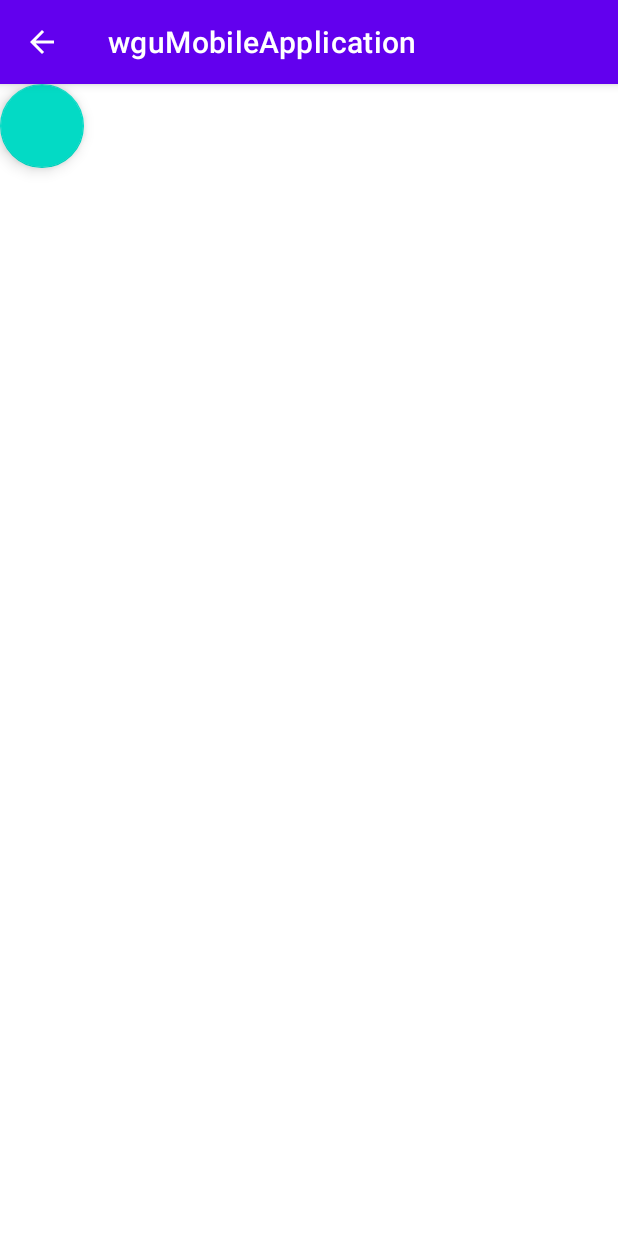
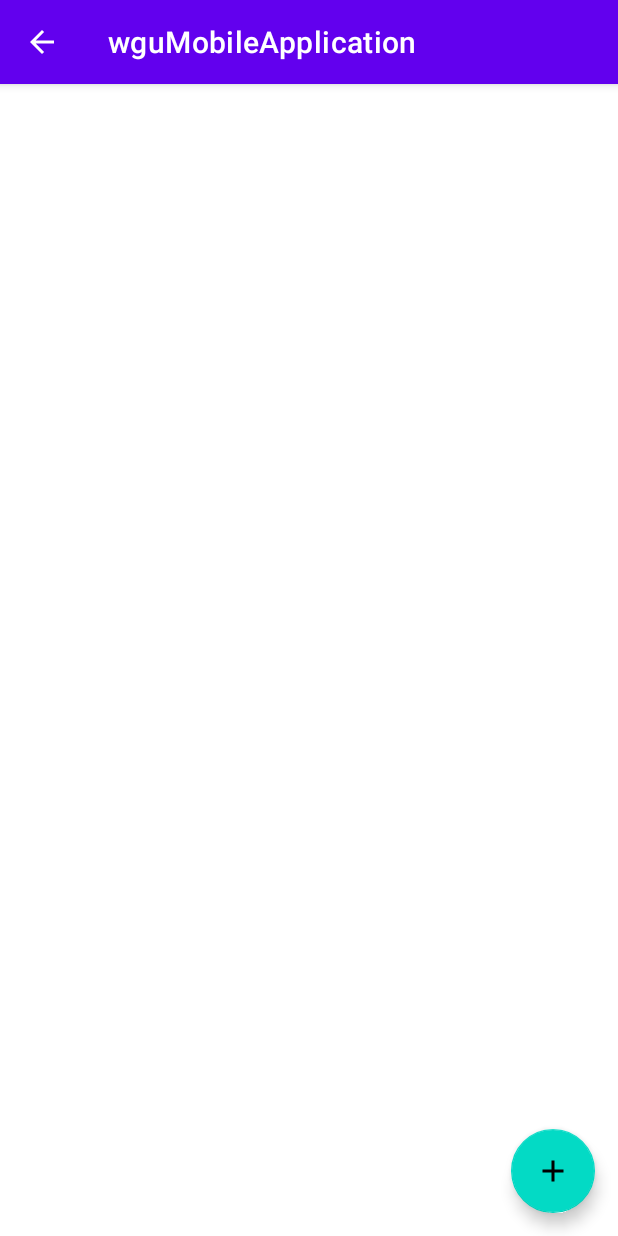
Before and after one commit to MikeWitten/wguMobileApplicationV2, an Android app: the TermsList screen opened directly, with no data from a screen before it, on a phone screen of 412 x 824 dp. Run offline under Robolectric (Android 15) with nearby library versions, the phone set to English and light mode, and no system bars; our stand-ins replace Room's generated code.

Commit message:
2nd Commit Added Terms List and Add Terms functionality. Fixed bug for null pointers in the database functions.

```diff
--- a/app/src/main/java/activities/AssessmentList.java
+++ b/app/src/main/java/activities/AssessmentList.java
@@ -53,7 +53,6 @@ public class AssessmentList extends AppCompatActivity implements AssessmentListA
     @Override
     public void onAssessmentClick(int position) {
         Assessment a = assessments.get(position);
-        System.out.println("title = " + a.assTitle);
         Intent intent = new Intent(AssessmentList.this, activities.AssessmentDetail.class);
         intent.putExtra ("assessment", a);
         startActivity(intent);
--- a/app/src/main/java/activities/MainActivity.java
+++ b/app/src/main/java/activities/MainActivity.java
@@ -39,6 +39,8 @@ public class MainActivity extends AppCompatActivity {
     }
 
     public void toTermsView(View view) {
+        Intent intent = new Intent(MainActivity.this, TermsList.class);
+        startActivity(intent);
     }
 
     public void toCoursesView(View view) {
--- a/app/src/main/java/activities/TermsList.java
+++ b/app/src/main/java/activities/TermsList.java
@@ -1,16 +1,59 @@
 package activities;
 
 import androidx.appcompat.app.AppCompatActivity;
+import androidx.recyclerview.widget.DividerItemDecoration;
+import androidx.recyclerview.widget.LinearLayoutManager;
+import androidx.recyclerview.widget.RecyclerView;
 
+import android.content.Intent;
 import android.os.Bundle;
+import android.view.View;
+import android.widget.Toast;
 
 import com.wittenPortfolio.R;
 
-public class TermsList extends AppCompatActivity {
+import java.util.List;
+import java.util.Objects;
+
+import adapters.TermListAdapter;
+import database.AppDatabase;
+import entities.Term;
+
+public class TermsList extends AppCompatActivity implements TermListAdapter.OnTermListener {
+    private TermListAdapter termListAdapter;
+    List<Term> terms;
 
     @Override
     protected void onCreate(Bundle savedInstanceState) {
         super.onCreate(savedInstanceState);
         setContentView(R.layout.activity_terms_list);
+        Objects.requireNonNull(getSupportActionBar()).setDisplayHomeAsUpEnabled(true);
+        AppDatabase db = AppDatabase.getDbInstance(this.getApplicationContext());
+        terms = db.termDAO().getAllTerms();
+
+        initRecyclerView();
+    }
+
+    private void initRecyclerView() {
+        RecyclerView rcView = findViewById(R.id.termsRecyclerView);
+        rcView.setLayoutManager(new LinearLayoutManager(this));
+        DividerItemDecoration decoration = new DividerItemDecoration(this, DividerItemDecoration.VERTICAL);
+        rcView.addItemDecoration(decoration);
+        termListAdapter = new TermListAdapter(this, terms, this);
+        rcView.setAdapter(termListAdapter);
+    }
+
+    public void toAddTermView(View view) {
+        Intent intent = new Intent(TermsList.this, AddTermActivity.class);
+        startActivity(intent);
+    }
+
+    //Send user to the details page.
+    @Override
+    public void onTermClick(int position) {
+       Term t = terms.get(position);
+        Toast.makeText(this, t.termName.toString(), Toast.LENGTH_SHORT).show();
+
+
     }
 }
--- /dev/null
+++ b/app/src/main/java/adapters/TermListAdapter.java
@@ -0,0 +1,77 @@
+package adapters;
+
+import android.content.Context;
+import android.view.LayoutInflater;
+import android.view.View;
+import android.view.ViewGroup;
+import android.widget.TextView;
+
+import androidx.annotation.NonNull;
+import androidx.recyclerview.widget.RecyclerView;
+
+import com.wittenPortfolio.R;
+
+import java.time.format.DateTimeFormatter;
+import java.util.List;
+
+import entities.Term;
+
+public class TermListAdapter extends RecyclerView.Adapter<TermListAdapter.termViewHolder> {
+
+    private Context context;
+    private List<Term> termsList;
+    private OnTermListener mOnTermListener;
+    DateTimeFormatter formatter = DateTimeFormatter.ISO_LOCAL_DATE;
+
+    public TermListAdapter(Context context, List<Term> termsList, OnTermListener mOnTermListener) {
+        this.context = context;
+        this.termsList = termsList;
+        this.mOnTermListener = mOnTermListener;
+    }
+
+    @NonNull
+    @Override
+    public termViewHolder onCreateViewHolder(@NonNull ViewGroup parent, int viewType) {
+        View view = LayoutInflater.from(context).inflate(R.layout.term_recycler_row, parent, false);
+
+        return new termViewHolder(view, mOnTermListener);
+    }
+
+    @Override
+    public void onBindViewHolder(@NonNull TermListAdapter.termViewHolder holder, int position) {
+        holder.columnTermName.setText(this.termsList.get(position).termName);
+        holder.columnStartDate.setText(this.termsList.get(position).startDate.format(formatter));
+        holder.columnEndDate.setText(this.termsList.get(position).endDate.format(formatter));
+    }
+
+    @Override
+    public int getItemCount() {
+        return this.termsList.size();
+    }
+
+    public class termViewHolder extends RecyclerView.ViewHolder implements View.OnClickListener{
+        TextView columnTermName;
+        TextView columnStartDate;
+        TextView columnEndDate;
+        OnTermListener onTermListener;
+
+       public termViewHolder(View view, OnTermListener onTermListener){
+           super(view);
+           columnTermName = view.findViewById(R.id.columnTermName);
+           columnStartDate = view.findViewById(R.id.columnStartDate);
+           columnEndDate = view.findViewById(R.id.columnEndDate);
+           this.onTermListener = onTermListener;
+
+           itemView.setOnClickListener(this);
+       }
+
+        @Override
+        public void onClick(View v) {
+            onTermListener.onTermClick(getAdapterPosition());
+        }
+    }
+
+    public interface OnTermListener{
+        void onTermClick(int position);
+    }
+}//FIXME
--- a/app/src/main/res/layout/activity_assessment_list.xml
+++ b/app/src/main/res/layout/activity_assessment_list.xml
@@ -25,6 +25,7 @@
         android:onClick="toAddAssessmentView"
         app:layout_constraintBottom_toBottomOf="parent"
         app:layout_constraintEnd_toEndOf="parent"
-        app:srcCompat="@drawable/add" />
+        app:srcCompat="@drawable/add"
+        />
 
 </androidx.constraintlayout.widget.ConstraintLayout>
--- a/app/src/main/res/layout/activity_terms_list.xml
+++ b/app/src/main/res/layout/activity_terms_list.xml
@@ -15,7 +15,17 @@
         />
 
     <com.google.android.material.floatingactionbutton.FloatingActionButton
+        android:id="@+id/addTermBTN"
         android:layout_width="wrap_content"
-        android:layout_height="wrap_content"/>
+        android:layout_height="wrap_content"
+        android:layout_margin="15dp"
+        android:clickable="true"
+        android:contentDescription="Add a term"
+        android:onClick="toAddTermView"
+        app:layout_constraintBottom_toBottomOf="parent"
+        app:layout_constraintRight_toRightOf="parent"
+        app:srcCompat="@drawable/add"
+        />
+
 
 </androidx.constraintlayout.widget.ConstraintLayout>
```
Also changed, not shown: app/src/main/AndroidManifest.xml (+5 -3 lines), app/src/main/java/activities/AddAssessmentActivity.java (+27 -0 lines), app/src/main/java/activities/AddTermActivity.java (added, +143 -0 lines), app/src/main/java/adapters/AssessmentListAdapter.java (+1 -6 lines), app/src/main/res/layout/activity_add_term.xml (added, +76 -0 lines), app/src/main/res/layout/term_recycler_row.xml (added, +36 -0 lines).
